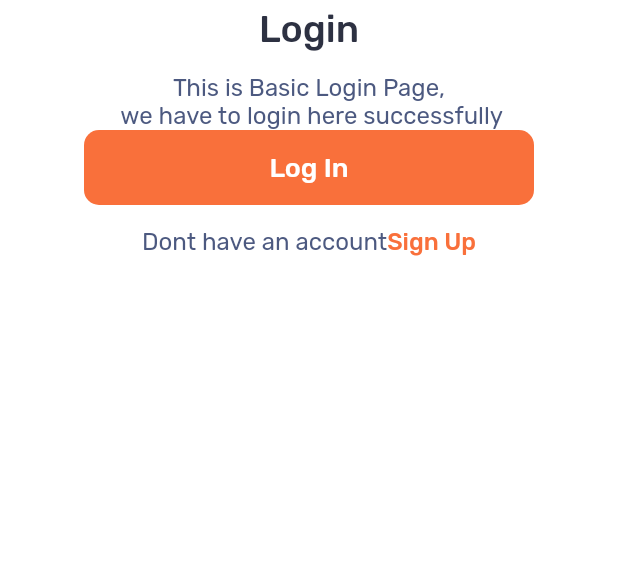
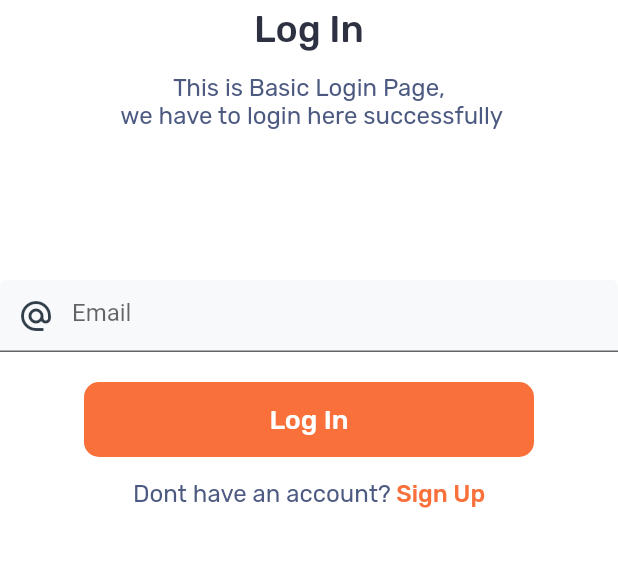
Before and after one commit to atik-sabuj/M-Box-Login-UI-main, a Flutter app: the screen it shows after launch, on a phone screen of 412 x 824 dp, the part 158-725 px from its top. Run offline on Flutter 3.47's test engine with Material 2 defaults, Android fonts, the phone set to English and light mode, and no system bars.

Commit message:
Created email input field

```diff
--- a/lib/main.dart
+++ b/lib/main.dart
@@ -17,17 +17,21 @@ class MyApp extends StatelessWidget {
           body: SafeArea(
             child: Column(
               children: [
-                const SizedBox(height: 50,),
+                const SizedBox(
+                  height: 50,
+                ),
                 Row(
                   mainAxisAlignment: MainAxisAlignment.center,
                   crossAxisAlignment: CrossAxisAlignment.center,
-                  children:  [
+                  children: [
                     const Image(
                       height: 50,
                       width: 50,
                       image: AssetImage('images/logo.png'),
                     ),
-                    const SizedBox(width: 10,),
+                    const SizedBox(
+                      width: 10,
+                    ),
                     Column(
                       crossAxisAlignment: CrossAxisAlignment.start,
                       children: const [
@@ -47,17 +51,16 @@ class MyApp extends StatelessWidget {
                         ),
                       ],
                     )
-
                   ],
                 ),
                 const Center(
                   child: Text(
-                  'Login',
-                  style: TextStyle(
-                      fontSize: 25,
-                      fontFamily: 'Rubik Medium',
-                      color: Color(0xff2D3142)),
-                ),
+                    'Log In',
+                    style: TextStyle(
+                        fontSize: 25,
+                        fontFamily: 'Rubik Medium',
+                        color: Color(0xff2D3142)),
+                  ),
                 ),
                 const SizedBox(
                   height: 14,
@@ -71,6 +74,27 @@ class MyApp extends StatelessWidget {
                         fontFamily: 'Rubik Regular',
                         color: Color(0xff4C5980)),
                   ),
+                ),
+                const SizedBox(
+                  height: 100,
+                ),
+                TextFormField(
+                  decoration: const InputDecoration(
+                    hintText: 'Email',
+                    fillColor: Color(0xffF8F9FA),
+                    filled: true,
+                    prefixIcon: Icon(
+                      Icons.alternate_email,
+                      color: Color(0xff323F4B),),
+                    focusedBorder: OutlineInputBorder(
+                      borderSide: BorderSide(
+                        color: Color(0xffE4E7EB),
+                      ),
+                    ),
+                  ),
+                ),
+                const SizedBox(
+                  height: 20,
                 ),
                 Container(
                   height: 50,
@@ -89,12 +113,14 @@ class MyApp extends StatelessWidget {
                     ),
                   ),
                 ),
-                const SizedBox(height: 15,),
+                const SizedBox(
+                  height: 15,
+                ),
                 Row(
                   mainAxisAlignment: MainAxisAlignment.center,
                   children: const [
                     Text(
-                      'Dont have an account',
+                      'Dont have an account?',
                       textAlign: TextAlign.center,
                       style: TextStyle(
                           fontSize: 16,
@@ -102,7 +128,7 @@ class MyApp extends StatelessWidget {
                           color: Color(0xff4C5980)),
                     ),
                     Text(
-                      'Sign Up',
+                      ' Sign Up',
                       textAlign: TextAlign.center,
                       style: TextStyle(
                           fontSize: 16,
@@ -111,8 +137,6 @@ class MyApp extends StatelessWidget {
                     ),
                   ],
                 ),
-
-
               ],
             ),
           ),
```
